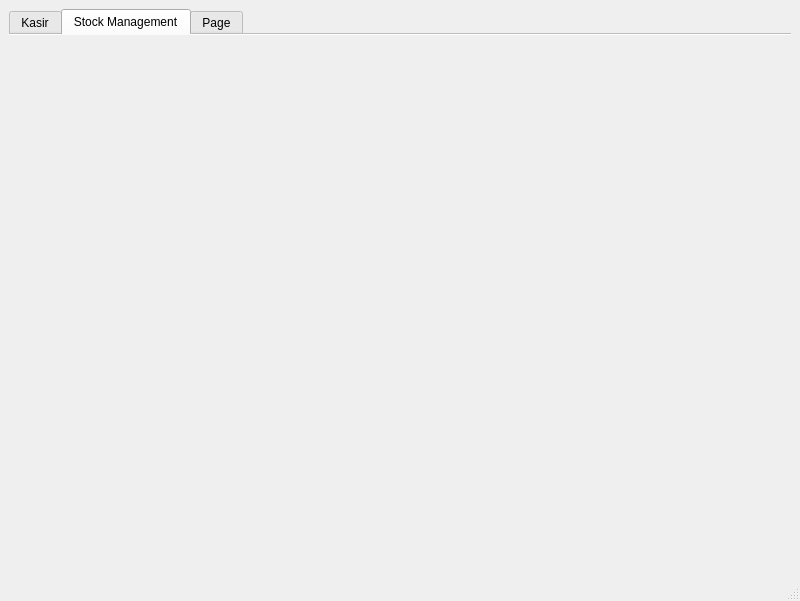
This is dekstop_app/ui/main_window.ui in AlvinOctaviano16/Kasir_App as Qt 5 draws it before an edit. The edited form follows.
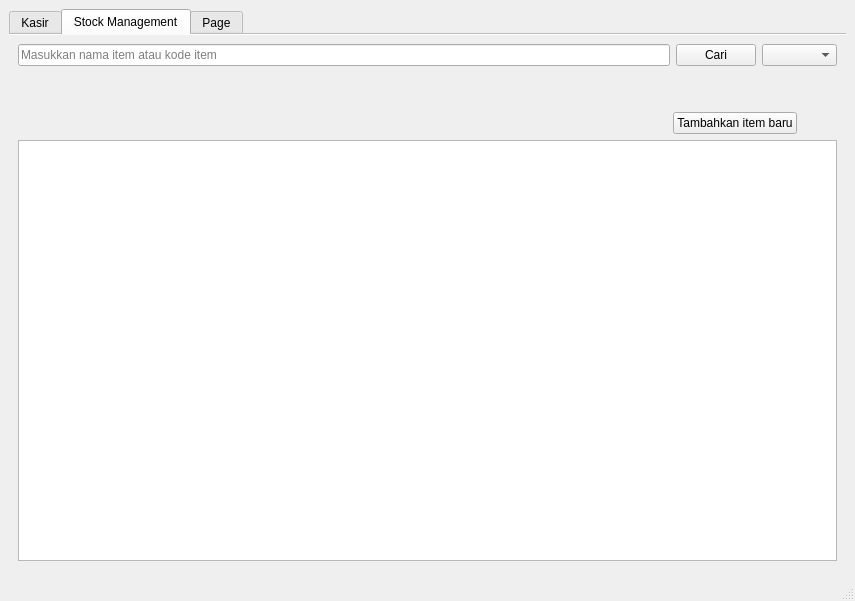
This is the edited form. The open tabs and pages were chosen to show the change.

Commit message: Membuat UI tahap awal untuk tab Stock_Management

What changed in the file:
```diff
--- a/dekstop_app/ui/main_window.ui
+++ b/dekstop_app/ui/main_window.ui
@@ -6,7 +6,7 @@
    <rect>
     <x>0</x>
     <y>0</y>
-    <width>800</width>
+    <width>855</width>
     <height>601</height>
    </rect>
   </property>
@@ -163,6 +163,103 @@
        <attribute name="title">
         <string>Stock Management</string>
        </attribute>
+       <layout class="QVBoxLayout" name="verticalLayout_3">
+        <item>
+         <layout class="QVBoxLayout" name="verticalLayout_2">
+          <item>
+           <layout class="QHBoxLayout" name="horizontalLayout_7">
+            <item>
+             <widget class="QLineEdit" name="lineEdit">
+              <property name="placeholderText">
+               <string>Masukkan nama item atau kode item</string>
+              </property>
+             </widget>
+            </item>
+            <item>
+             <widget class="QPushButton" name="pushButton">
+              <property name="text">
+               <string>Cari</string>
+              </property>
+             </widget>
+            </item>
+            <item>
+             <widget class="QComboBox" name="comboBox">
+              <property name="placeholderText">
+               <string>Kategori</string>
+              </property>
+             </widget>
+            </item>
+           </layout>
+          </item>
+          <item>
+           <spacer name="verticalSpacer_2">
+            <property name="orientation">
+             <enum>Qt::Orientation::Vertical</enum>
+            </property>
+            <property name="sizeType">
+             <enum>QSizePolicy::Policy::Minimum</enum>
+            </property>
+            <property name="sizeHint" stdset="0">
+             <size>
+              <width>20</width>
+              <height>40</height>
+             </size>
+            </property>
+           </spacer>
+          </item>
+          <item>
+           <layout class="QHBoxLayout" name="horizontalLayout_8">
+            <item>
+             <spacer name="horizontalSpacer">
+              <property name="orientation">
+               <enum>Qt::Orientation::Horizontal</enum>
+              </property>
+              <property name="sizeType">
+               <enum>QSizePolicy::Policy::Expanding</enum>
+              </property>
+              <property name="sizeHint" stdset="0">
+               <size>
+                <width>40</width>
+                <height>20</height>
+               </size>
+              </property>
+             </spacer>
+            </item>
+            <item>
+             <widget class="QPushButton" name="pushButton_2">
+              <property name="text">
+               <string>Tambahkan item baru</string>
+              </property>
+             </widget>
+            </item>
+            <item>
+             <spacer name="horizontalSpacer_2">
+              <property name="orientation">
+               <enum>Qt::Orientation::Horizontal</enum>
+              </property>
+              <property name="sizeType">
+               <enum>QSizePolicy::Policy::Fixed</enum>
+              </property>
+              <property name="sizeHint" stdset="0">
+               <size>
+                <width>40</width>
+                <height>20</height>
+               </size>
+              </property>
+             </spacer>
+            </item>
+           </layout>
+          </item>
+         </layout>
+        </item>
+        <item>
+         <widget class="QListWidget" name="listWidget">
+          <property name="viewMode">
+           <enum>QListView::ViewMode::IconMode</enum>
+          </property>
+         </widget>
+        </item>
+       </layout>
       </widget>
       <widget class="QWidget" name="tab">
        <attribute name="title">
```
Left out of the diff: 4 changed lines with no effect on the pictures. The commit also changes 1 other file.
